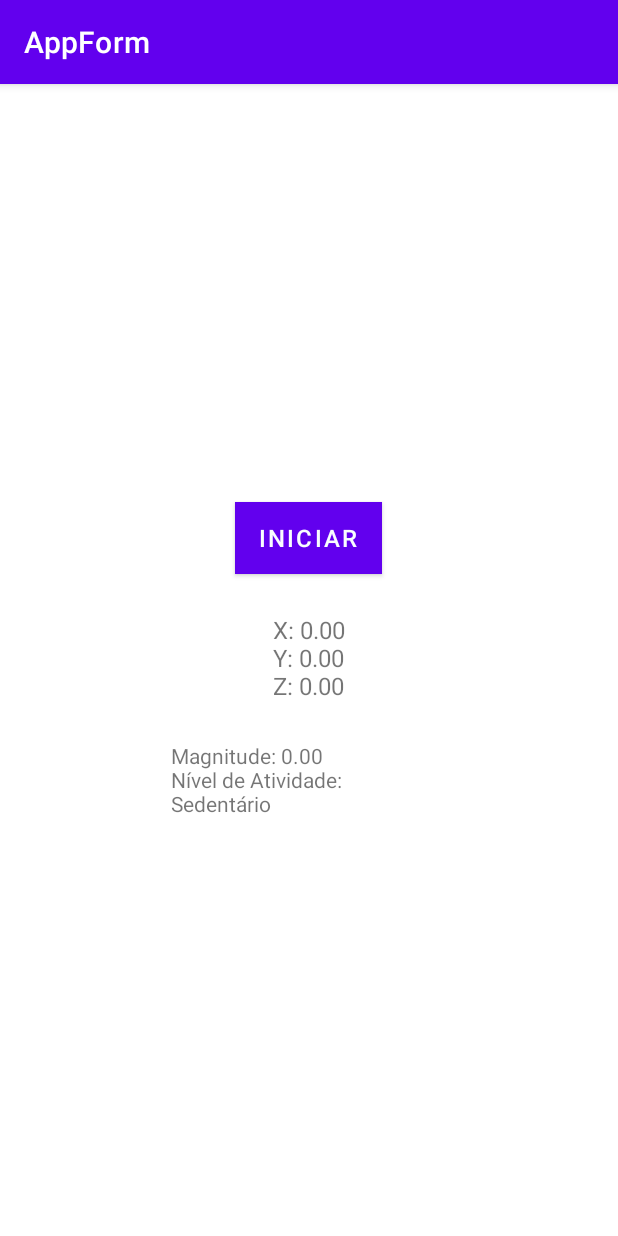
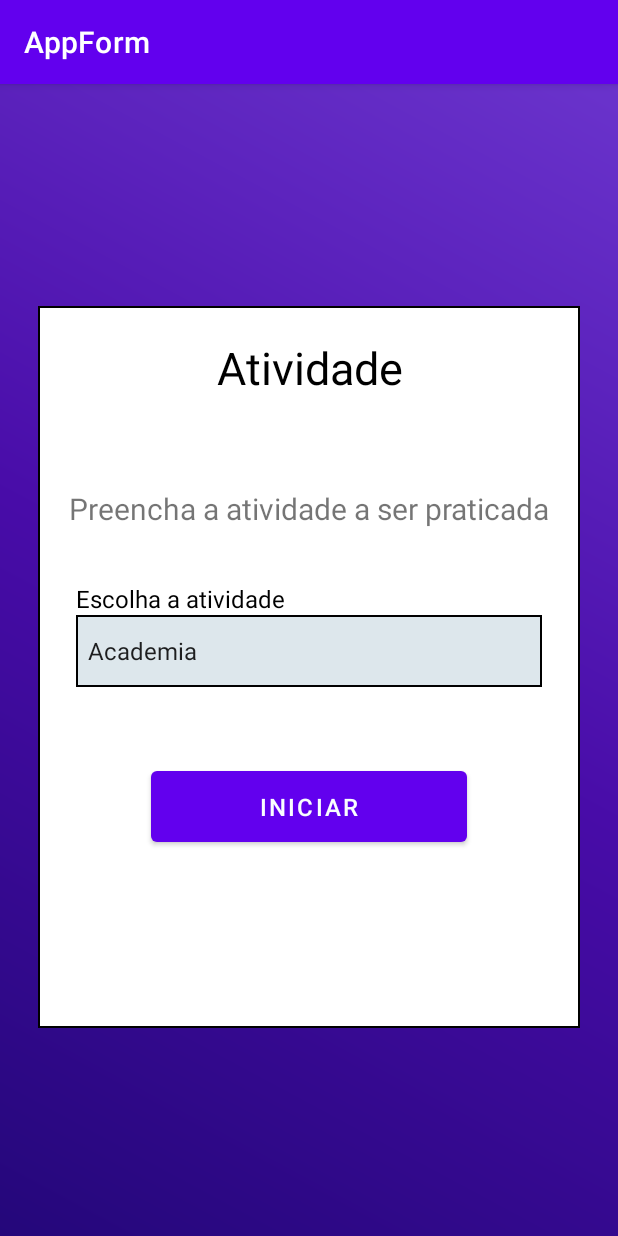
Before and after one commit to Hugonogo/ProjetoAPP, an Android app: the AcelerometroActivity screen opened directly, with no data from a screen before it, after a tap on "PAUSAR", on a phone screen of 412 x 824 dp. Run offline under Robolectric (Android 15) with nearby library versions, the phone set to English and light mode, and no system bars; 2 other taps on this screen came first.

Commit message:
Usando o acelerometro para calcular o nível de atividade física do usuário e armazenando no sqlite, informações de tipo de atividade, tempo de atividade (em minutos) e nivel de atividade física

```diff
--- a/app/src/main/java/com/example/appform/AcelerometroActivity.java
+++ b/app/src/main/java/com/example/appform/AcelerometroActivity.java
@@ -1,5 +1,7 @@
 package com.example.appform;
 import android.annotation.SuppressLint;
+import android.app.Service;
+import android.content.Intent;
 import android.database.Cursor;
 import android.database.sqlite.SQLiteDatabase;
 import android.hardware.Sensor;
@@ -8,15 +10,26 @@ import android.hardware.SensorEventListener;
 import android.hardware.SensorManager;
 import android.os.Bundle;
 import android.os.Handler;
+import android.os.IBinder;
 import android.os.PersistableBundle;
 import android.util.Log;
+import android.view.View;
+import android.widget.AdapterView;
+import android.widget.ArrayAdapter;
 import android.widget.Button;
+import android.widget.Spinner;
 import android.widget.TextView;
+import android.widget.Toast;
 
 import androidx.annotation.Nullable;
 import androidx.appcompat.app.AppCompatActivity;
 
+import com.example.appform.database.ActivityDataModel;
+import com.example.appform.database.ActivityDatabase;
 import com.example.appform.database.CountsDatabase;
+
+import java.util.HashMap;
+import java.util.List;
 
 public class AcelerometroActivity extends AppCompatActivity implements SensorEventListener {
     private SensorManager sensorManager;
@@ -32,6 +45,10 @@ public class AcelerometroActivity extends AppCompatActivity implements SensorEve
     double meX, meY, meZ;
     private CountsDatabase databaseHelper;
     private Handler handler;
+    private long primeiraContagem;
+    private long ultimaContagem;
+    private ActivityDatabase activityDatabase;
+    private Spinner SpinerAtividade;
     private final int INTERVALO_SALVAR_DADOS = 5000; // 5 segundos em milissegundos
     @SuppressLint("MissingInflatedId")
     @Override
@@ -39,12 +56,28 @@ public class AcelerometroActivity extends AppCompatActivity implements SensorEve
         super.onCreate(savedInstanceState);
         setContentView(R.layout.activity_acelerometro);
 
+        SpinerAtividade = findViewById(R.id.spinner_atividade);
+        ArrayAdapter<CharSequence> adapter = ArrayAdapter.createFromResource(this, R.array.atividades_array, android.R.layout.simple_spinner_item);
+        adapter.setDropDownViewResource(android.R.layout.simple_spinner_dropdown_item);
+        SpinerAtividade.setAdapter(adapter);
 
+        SpinerAtividade.setOnItemSelectedListener(new AdapterView.OnItemSelectedListener() {
+            @Override
+            public void onItemSelected(AdapterView<?> parentView, View selectedItemView, int position, long id) {
+                // O código aqui será executado quando uma opção for selecionada
+                String opcaoSelecionada = parentView.getItemAtPosition(position).toString();
+                Toast.makeText(AcelerometroActivity.this, "Opção selecionada: " + opcaoSelecionada, Toast.LENGTH_SHORT).show();
+            }
+
+            @Override
+            public void onNothingSelected(AdapterView<?> parentView) {
+                // Este método é chamado quando nada está selecionado
+            }
+        });
         startStopButton = findViewById(R.id.startStopButton);
         startStopButton.setOnClickListener(v -> toggleAcelerometro());
-        accelerationValues = findViewById(R.id.accelerationValues);
-        activityLevel = findViewById(R.id.nivelAtividade);
 
+        activityDatabase = new ActivityDatabase(this);
         sensorManager = (SensorManager) getSystemService(SENSOR_SERVICE);
         databaseHelper = new CountsDatabase(this);
         handler = new Handler();
@@ -74,14 +107,6 @@ public class AcelerometroActivity extends AppCompatActivity implements SensorEve
             magnitude = Math.sqrt(meX * meX + meY * meY + meZ * meZ);
 
 
-
-
-            eixoValues = String.format("X: %.2f\nY: %.2f\nZ: %.2f", xAxis, yAxis, zAxis);
-            accelerationValues.setText(eixoValues);
-
-            atiValue = String.format("Magnitude: %.2f\nNível de Atividade: %s", magnitude, niveis);
-            activityLevel.setText(atiValue);
-
         }
     }
 
@@ -101,6 +126,8 @@ public class AcelerometroActivity extends AppCompatActivity implements SensorEve
     // Método para iniciar o acelerômetro
     private void startAcelerometro() {
         isAcelerometroAtivo = true;
+        zerarTabela();
+        primeiraContagem = System.currentTimeMillis();
         handler.postDelayed(salvarDadosRunnable, INTERVALO_SALVAR_DADOS);
         // Registrar o sensor para começar a receber atualizações
         if (sensorManager != null) {
@@ -116,17 +143,21 @@ public class AcelerometroActivity extends AppCompatActivity implements SensorEve
     }
 
     // Método para pausar o acelerômetro
+    @SuppressLint("DefaultLocale")
     private void pauseAcelerometro() {
         isAcelerometroAtivo = false;
         handler.removeCallbacks(salvarDadosRunnable);
+        ultimaContagem = System.currentTimeMillis();  // Obter o tempo de término
         // Parar de receber atualizações do sensor
         if (sensorManager != null) {
             sensorManager.unregisterListener(this);
             selectAll();
             calcularMedia();
             mensurarNivel();
-            atiValue = String.format("Magnitude: %.2f\nNível de Atividade: %s", magnitude, niveis);
-            activityLevel.setText(atiValue);
+            calcularTempoTotal();
+            salvarAtividade();
+            mostrarTabelaNoLog();
+
         }
 
         // Atualizar texto do botão para indicar a ação de iniciar
@@ -196,4 +227,51 @@ public class AcelerometroActivity extends AppCompatActivity implements SensorEve
         }
         db.close();
     }
+    private void zerarTabela() {
+        CountsDatabase databaseHelper = new CountsDatabase(this);
+        SQLiteDatabase db = databaseHelper.getWritableDatabase();
+
+        // Excluir todos os registros da tabela
+        db.delete(CountsDatabase.TABLE_NAME, null, null);
+
+        db.close();
+    }
+
+    private void calcularTempoTotal() {
+        long tempoTotalMillis = ultimaContagem - primeiraContagem;
+        long tempoTotalMinutos = tempoTotalMillis / (60 * 1000);  // Converter para minutos
+
+        // Agora, 'tempoTotalMinutos' contém a diferença de tempo em minutos
+        Log.d("AcelerometroTime", "Tempo Total em Minutos: " + tempoTotalMinutos);
+    }
+
+    private void salvarAtividade() {
+        // Obter o tipo de atividade do Spinner
+        String activityType = SpinerAtividade.getSelectedItem().toString();
+
+        // Calcular a diferença de tempo em minutos
+        long tempoTotalMillis = ultimaContagem - primeiraContagem;
+        long tempoTotalMinutos = tempoTotalMillis / (60 * 1000);
+
+        // Obter o nível de atividade
+        String nivelAtividade = niveis;
+
+        // Salvar no banco de dados
+        activityDatabase.insertActivityData(activityType, (int) tempoTotalMinutos, nivelAtividade);
+    }
+
+    private void mostrarTabelaNoLog() {
+        Log.d("AcelerometroActivity", "Exibindo Tabela de Atividades:");
+
+        // Recuperar todos os registros da tabela
+        List<HashMap<String, String>> activityDataList = activityDatabase.getAllActivityData();
+
+        // Iterar sobre os registros e exibir no Log
+        for (HashMap<String, String> activityData : activityDataList) {
+            Log.d("AcelerometroActivity", "ID: " + activityData.get("id") +
+                    ", Tipo: " + activityData.get("activityType") +
+                    ", Tempo (min): " + activityData.get("activityTimeMinutes") +
+                    ", Nível: " + activityData.get("activityLevel"));
+        }
+    }
 }
--- /dev/null
+++ b/app/src/main/java/com/example/appform/database/ActivityDataModel.java
@@ -0,0 +1,31 @@
+package com.example.appform.database;
+
+public class ActivityDataModel {
+    private int id;
+    private String activityType;
+    private int activityTimeMinutes;
+    private String activityLevel;
+
+    public ActivityDataModel(int id, String activityType, int activityTimeMinutes, String activityLevel) {
+        this.id = id;
+        this.activityType = activityType;
+        this.activityTimeMinutes = activityTimeMinutes;
+        this.activityLevel = activityLevel;
+    }
+
+    public int getId() {
+        return id;
+    }
+
+    public String getActivityType() {
+        return activityType;
+    }
+
+    public int getActivityTimeMinutes() {
+        return activityTimeMinutes;
+    }
+
+    public String getActivityLevel() {
+        return activityLevel;
+    }
+}
--- /dev/null
+++ b/app/src/main/java/com/example/appform/database/ActivityDatabase.java
@@ -0,0 +1,84 @@
+package com.example.appform.database;
+
+import android.annotation.SuppressLint;
+import android.content.ContentValues;
+import android.content.Context;
+import android.database.Cursor;
+import android.database.sqlite.SQLiteDatabase;
+import android.database.sqlite.SQLiteOpenHelper;
+
+import java.util.ArrayList;
+import java.util.HashMap;
+import java.util.List;
+
+public class ActivityDatabase extends SQLiteOpenHelper {
+
+    private static final String DATABASE_NAME = "ActivityDB";
+    private static final int DATABASE_VERSION = 1;
+
+    public static final String TABLE_NAME = "ActivityData";
+    public static final String COL_ID = "id";
+    public static final String COL_ACTIVITY_TYPE = "activityType";
+    public static final String COL_ACTIVITY_TIME_MINUTES = "activityTimeMinutes";
+    public static final String COL_ACTIVITY_LEVEL = "activityLevel";
+
+    private static final String CREATE_TABLE = "CREATE TABLE " + TABLE_NAME + " (" +
+            COL_ID + " INTEGER PRIMARY KEY AUTOINCREMENT, " +
+            COL_ACTIVITY_TYPE + " TEXT, " +
+            COL_ACTIVITY_TIME_MINUTES + " REAL, " +
+            COL_ACTIVITY_LEVEL + " TEXT" +
+            ")";
+
+    public ActivityDatabase(Context context) {
+        super(context, DATABASE_NAME, null, DATABASE_VERSION);
+    }
+
+    @Override
+    public void onCreate(SQLiteDatabase db) {
+        db.execSQL(CREATE_TABLE);
+    }
+
+    @Override
+    public void onUpgrade(SQLiteDatabase db, int oldVersion, int newVersion) {
+        db.execSQL("DROP TABLE IF EXISTS " + TABLE_NAME);
+        onCreate(db);
+    }
+
+    // Método para inserir dados na tabela
+    public void insertActivityData(String activityType, int activityTimeMinutes, String activityLevel) {
+        SQLiteDatabase db = this.getWritableDatabase();
+        ContentValues values = new ContentValues();
+        values.put(COL_ACTIVITY_TYPE, activityType);
+        values.put(COL_ACTIVITY_TIME_MINUTES, activityTimeMinutes);
+        values.put(COL_ACTIVITY_LEVEL, activityLevel);
+        db.insert(TABLE_NAME, null, values);
+        db.close();
+    }
+
+    @SuppressLint("Range")
+    public List<HashMap<String, String>> getAllActivityData() {
+        List<HashMap<String, String>> activityDataList = new ArrayList<>();
+        SQLiteDatabase db = this.getReadableDatabase();
+
+        Cursor cursor = db.rawQuery("SELECT * FROM " + TABLE_NAME, null);
+        if (cursor != null && cursor.moveToFirst()) {
+            do {
+                HashMap<String, String> activityData = new HashMap<>();
+                activityData.put("id", String.valueOf(cursor.getInt(cursor.getColumnIndex(COL_ID))));
+                activityData.put("activityType", cursor.getString(cursor.getColumnIndex(COL_ACTIVITY_TYPE)));
+                activityData.put("activityTimeMinutes", String.valueOf(cursor.getInt(cursor.getColumnIndex(COL_ACTIVITY_TIME_MINUTES))));
+                activityData.put("activityLevel", cursor.getString(cursor.getColumnIndex(COL_ACTIVITY_LEVEL)));
+
+                activityDataList.add(activityData);
+
+            } while (cursor.moveToNext());
+            cursor.close();
+        }
+        db.close();
+
+        return activityDataList;
+    }
+
+
+
+}
--- a/app/src/main/res/layout/activity_acelerometro.xml
+++ b/app/src/main/res/layout/activity_acelerometro.xml
@@ -3,36 +3,71 @@
     xmlns:tools="http://schemas.android.com/tools"
     android:layout_width="match_parent"
     android:layout_height="match_parent"
-    tools:context=".AcelerometroActivity"
+    android:background="@drawable/background_gradient"
+    android:gravity="center"
+    android:orientation="vertical">
+    <LinearLayout
+        android:layout_width="361dp"
+        android:layout_height="481dp"
+        android:layout_gravity="center"
+        android:background="@drawable/border_background"
         android:orientation="vertical"
-    android:gravity="center">
+        android:layout_marginTop="10dp"
+        tools:ignore="TextSizeCheck"
+        android:paddingTop="5dp">
+        <TextView
+            android:id="@+id/text_desc_atividade"
+            android:layout_width="match_parent"
+            android:layout_height="wrap_content"
+            android:layout_marginTop="15dp"
+            android:text="@string/atividade"
+            android:textAlignment="center"
+            android:textColor="@color/black"
+            android:textSize="30sp" />
+        <TextView
+            android:id="@+id/text_preencher_atividade"
+            android:layout_width="match_parent"
+            android:layout_height="wrap_content"
+            android:layout_marginTop="60dp"
+            android:text="@string/preencher_atividade"
+            android:textAlignment="center"
+            android:textSize="20sp" />
+        <TextView
+            android:id="@+id/txt_preencher_atividade2"
+            android:layout_width="match_parent"
+            android:layout_height="wrap_content"
+            android:layout_marginStart="25dp"
+            android:layout_marginTop="35dp"
+            android:text="@string/nome_atividade"
+            android:textColor="@color/black"
+            android:textSize="16sp" />
 
+        <Spinner
+            android:id="@+id/spinner_atividade"
+            android:layout_width="match_parent"
+            android:layout_height="wrap_content"
+            android:layout_marginLeft="25dp"
+            android:layout_marginRight="25dp"
+            android:background="@drawable/border_text"
+            android:ems="10"
+            android:gravity="center"
+            android:minHeight="48dp"
+            tools:ignore="DuplicateClickableBoundsCheck,MissingConstraints,TextContrastCheck,VisualLintTextFieldSize"
+            tools:layout_editor_absoluteX="34dp"
+            tools:layout_editor_absoluteY="168dp" />
         <Button
             android:id="@+id/startStopButton"
-        android:layout_width="wrap_content"
-        android:layout_height="wrap_content"
-        android:layout_margin="10dp"
-        android:background="@android:color/holo_green_dark"
+            android:layout_width="match_parent"
+            android:layout_height="59dp"
+            android:layout_marginLeft="75dp"
+            android:layout_marginTop="50dp"
+            android:layout_marginRight="75dp"
+            android:layout_marginBottom="15dp"
             android:onClick="startStopAcelerometro"
-        android:text="Iniciar"
+            android:text="@string/iniciar"
             android:textColor="@color/color_prox_text"
             android:textSize="16sp" />
-
-    <TextView
-        android:id="@+id/accelerationValues"
-        android:layout_width="wrap_content"
-        android:layout_height="wrap_content"
-        android:padding="16dp"
-        android:text="@string/x_0_00_ny_0_00_nz_0_00"
-        android:textSize="16sp" />
-
-    <TextView
-        android:id="@+id/nivelAtividade"
-        android:layout_width="203dp"
-        android:layout_height="wrap_content"
-        android:padding="10dp"
-        android:text="" />
-
+    </LinearLayout>
 
 
 </LinearLayout>
--- a/app/src/main/res/values/strings.xml
+++ b/app/src/main/res/values/strings.xml
@@ -64,4 +64,5 @@
     <string name="salvar_atividade">Salvar</string>
     <string name="x_0_00_ny_0_00_nz_0_00">X: 0.00\nY: 0.00\nZ: 0.00</string>
     <string name="acelerometro">Acelerometro</string>
+    <string name="atividade">Atividade</string>
 </resources>
--- a/build.gradle
+++ b/build.gradle
@@ -4,7 +4,7 @@ buildscript {
     }
 }// Top-level build file where you can add configuration options common to all sub-projects/modules.
 plugins {
-    id 'com.android.application' version '7.4.2' apply false
-    id 'com.android.library' version '7.4.2' apply false
+    id 'com.android.application' version '8.2.1' apply false
+    id 'com.android.library' version '8.2.1' apply false
     id 'com.google.gms.google-services' version '4.4.0' apply false
 }
--- a/gradle.properties
+++ b/gradle.properties
@@ -19,3 +19,5 @@ android.useAndroidX=true
 # resources declared in the library itself and none from the library's dependencies,
 # thereby reducing the size of the R class for that library
 android.nonTransitiveRClass=true
+android.defaults.buildfeatures.buildconfig=true
+android.nonFinalResIds=false
```
Also changed, not shown: gradle/wrapper/gradle-wrapper.properties. Lines whose indentation alone changed are shown as unchanged.
